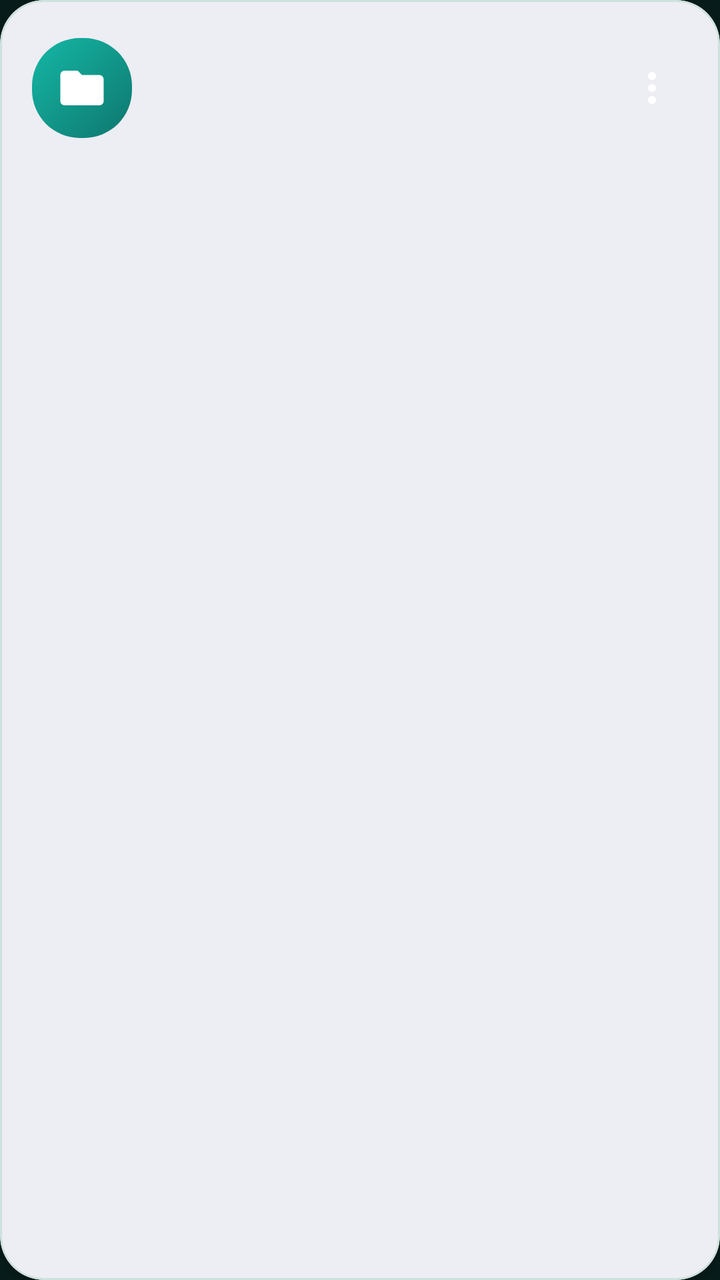
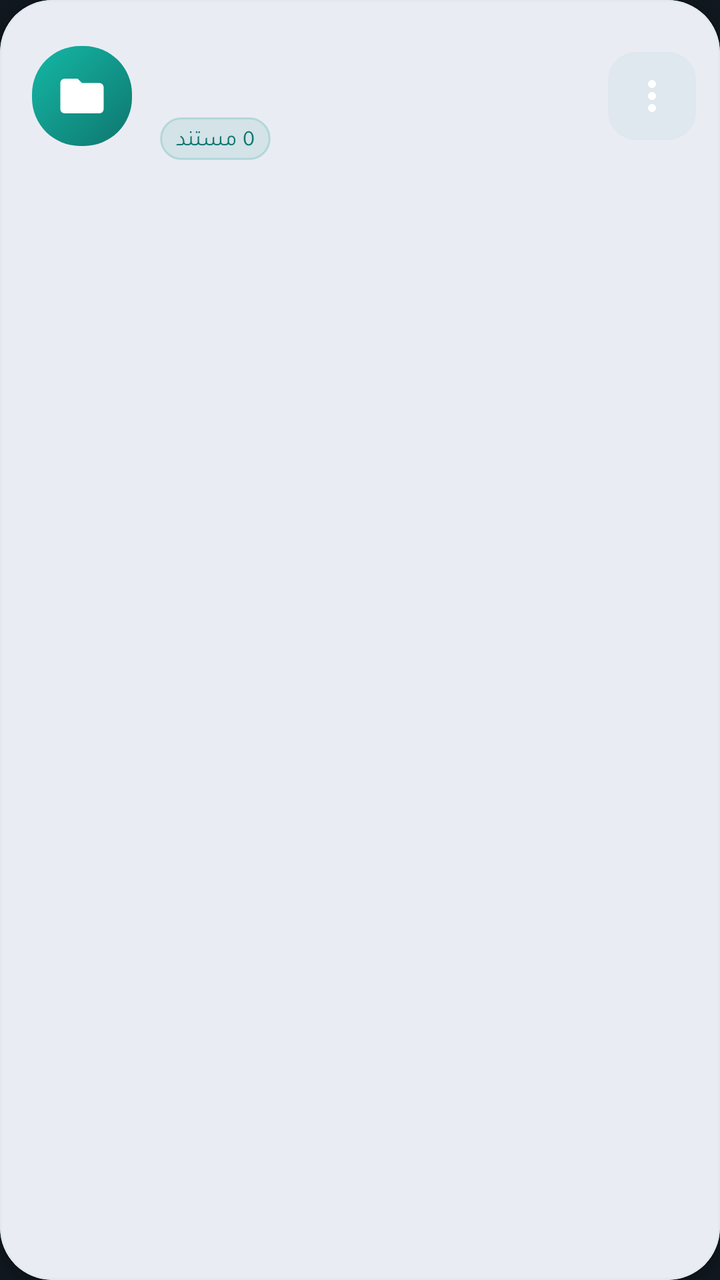

The first picture is an Android layout as it rendered before a commit; the second is the same layout after the commit. The layout source and the unified diff follow.
<!-- AndroidManifest.xml: application theme Theme.MasahHisabat -->
<!-- res/layout/item_group.xml -->
<?xml version="1.0" encoding="utf-8"?>
<com.google.android.material.card.MaterialCardView xmlns:android="http://schemas.android.com/apk/res/android"
    xmlns:app="http://schemas.android.com/apk/res-auto"
    android:id="@+id/group_card"
    android:layout_width="match_parent"
    android:layout_height="wrap_content"
    android:layout_marginStart="20dp"
    android:layout_marginEnd="20dp"
    android:layout_marginBottom="12dp"
    app:cardCornerRadius="22dp"
    app:cardElevation="2dp"
    app:strokeWidth="1dp"
    app:strokeColor="@color/day_card_stroke">

    <LinearLayout
        android:layout_width="match_parent"
        android:layout_height="wrap_content"
            android:minHeight="88dp"
        android:gravity="center_vertical"
        android:orientation="horizontal"
        android:paddingStart="16dp"
        android:paddingTop="14dp"
        android:paddingEnd="12dp"
        android:paddingBottom="14dp">

        
        <FrameLayout
            android:layout_width="50dp"
            android:layout_height="50dp"
            android:background="@drawable/group_icon_bg"
            android:layout_gravity="center_vertical">
            <ImageView
                android:id="@+id/group_icon"
                android:layout_width="26dp"
                android:layout_height="26dp"
                android:layout_gravity="center"
                android:src="@drawable/ic_folder"
                app:tint="#FFFFFF"
                android:contentDescription="@string/nav_groups" />
        </FrameLayout>

        <LinearLayout
            android:layout_width="0dp"
            android:layout_height="wrap_content"
            android:layout_weight="1"
            android:orientation="vertical"
            android:layout_marginStart="14dp">

            <LinearLayout
                android:layout_width="match_parent"
                android:layout_height="wrap_content"
                android:gravity="center_vertical"
                android:orientation="horizontal">
                <TextView
                    android:id="@+id/group_name"
                    android:layout_width="0dp"
                    android:layout_height="wrap_content"
                    android:layout_weight="1"
                    android:textSize="19sp"
                    android:singleLine="true"
                    android:includeFontPadding="false"
                    android:fontFamily="@font/tajawal_bold" />
                <ImageView
                    android:id="@+id/group_pin"
                    android:layout_width="20dp"
                    android:layout_height="20dp"
                    android:layout_marginStart="6dp"
                    android:src="@drawable/ic_pin"
                    android:visibility="gone"
                    android:contentDescription="مجموعة مثبتة" />
            </LinearLayout>

            <TextView
                android:id="@+id/group_date"
                android:layout_width="wrap_content"
                android:layout_height="wrap_content"
                android:layout_marginTop="4dp"
                android:textSize="13sp"
                android:includeFontPadding="false"
                android:fontFamily="@font/tajawal_medium"
                android:textColor="@color/day_text_secondary" />
        </LinearLayout>

        <ImageView
            android:id="@+id/group_more"
            android:layout_width="44dp"
            android:layout_height="44dp"
            android:padding="10dp"
            android:src="@drawable/ic_more"
            android:background="@drawable/nav_item_bg"
            android:foreground="?attr/selectableItemBackgroundBorderless"
            android:contentDescription="@string/edit" />
    </LinearLayout>
</com.google.android.material.card.MaterialCardView>
<!-- resources referenced by this layout -->
<resources>
  <color name="day_card_stroke">#CDE2DC</color>
  <color name="day_text_secondary">#466864</color>
  <!-- drawable group_icon_bg (drawable) -->
  <?xml version="1.0" encoding="utf-8"?>
  <shape xmlns:android="http://schemas.android.com/apk/res/android"
      android:shape="rectangle">
      <gradient
          android:angle="135"
          android:startColor="@color/primary_dark"
          android:endColor="@color/accent"
          android:type="linear" />
      <corners android:radius="24dp" />
  </shape>
  <!-- drawable ic_folder (drawable) -->
  <?xml version="1.0" encoding="utf-8"?>
  <vector xmlns:android="http://schemas.android.com/apk/res/android"
      android:width="24dp" android:height="24dp" android:viewportWidth="24" android:viewportHeight="24">
      <path android:fillColor="#FFFFFF"
          android:pathData="M10 4H4c-1.1 0-2 .9-2 2v12c0 1.1.9 2 2 2h16c1.1 0 2-.9 2-2V8c0-1.1-.9-2-2-2h-8l-2-2z"/>
  </vector>
  <!-- drawable ic_more (drawable) -->
  <?xml version="1.0" encoding="utf-8"?>
  <vector xmlns:android="http://schemas.android.com/apk/res/android"
      android:width="24dp" android:height="24dp" android:viewportWidth="24" android:viewportHeight="24">
      <path android:fillColor="#FFFFFF"
          android:pathData="M12 8c1.1 0 2-.9 2-2s-.9-2-2-2-2 .9-2 2 .9 2 2 2zm0 2c-1.1 0-2 .9-2 2s.9 2 2 2 2-.9 2-2-.9-2-2-2zm0 6c-1.1 0-2 .9-2 2s.9 2 2 2 2-.9 2-2-.9-2-2-2z"/>
  </vector>
  <!-- drawable ic_pin (drawable) -->
  <vector xmlns:android="http://schemas.android.com/apk/res/android"
      android:width="24dp"
      android:height="24dp"
      android:viewportWidth="24"
      android:viewportHeight="24">
      <path
          android:fillColor="#FF000000"
          android:pathData="M16,9L16,4L18,4L18,2L6,2L6,4L8,4L8,9L5,12L5,14L11,14L11,22L13,22L13,14L19,14L19,12L16,9ZM10,4L14,4L14,10L16.6,12L7.4,12L10,10L10,4Z" />
  </vector>
  <!-- drawable nav_item_bg (drawable) -->
  <?xml version="1.0" encoding="utf-8"?>
  <shape xmlns:android="http://schemas.android.com/apk/res/android" android:shape="rectangle">
      <solid android:color="@android:color/transparent" />
      <corners android:radius="16dp" />
  </shape>
  <string name="edit">تعديل</string>
  <string name="nav_groups">المجموعات</string>
  <color name="primary_dark">#0F766E</color>
  <color name="accent">#14B8A6</color>
  <color name="primary">#0F766E</color>
  <color name="white">#FFFFFF</color>
  <color name="primary_light">#CCFBF1</color>
  <color name="ic_bg">#06252C</color>
  <color name="night_background">#071C1A</color>
  <style name="TextStyle" parent="@android:style/Widget.TextView">
          <item name="android:fontFamily">@font/tajawal_regular</item>
      </style>
  <style name="Shape.Small" parent="ShapeAppearance.Material3.SmallComponent">
          <item name="cornerSize">12dp</item>
      </style>
  <style name="Shape.Medium" parent="ShapeAppearance.Material3.MediumComponent">
          <item name="cornerSize">16dp</item>
      </style>
  <style name="Shape.Large" parent="ShapeAppearance.Material3.LargeComponent">
          <item name="cornerSize">28dp</item>
      </style>
</resources>

<!-- the commit's change to res/layout/item_group.xml (unified diff, before → after) -->
@@ -7,15 +7,15 @@
     android:layout_marginStart="20dp"
     android:layout_marginEnd="20dp"
     android:layout_marginBottom="12dp"
-    app:cardCornerRadius="22dp"
-    app:cardElevation="2dp"
+    app:cardCornerRadius="26dp"
+    app:cardElevation="3dp"
     app:strokeWidth="1dp"
     app:strokeColor="@color/day_card_stroke">
 
     <LinearLayout
         android:layout_width="match_parent"
         android:layout_height="wrap_content"
-            android:minHeight="88dp"
+            android:minHeight="96dp"
         android:gravity="center_vertical"
         android:orientation="horizontal"
         android:paddingStart="16dp"
@@ -79,6 +79,21 @@
                 android:includeFontPadding="false"
                 android:fontFamily="@font/tajawal_medium"
                 android:textColor="@color/day_text_secondary" />
+
+            <TextView
+                android:id="@+id/group_items_count"
+                android:layout_width="wrap_content"
+                android:layout_height="wrap_content"
+                android:layout_marginTop="7dp"
+                android:background="@drawable/group_count_badge"
+                android:paddingStart="8dp"
+                android:paddingTop="3dp"
+                android:paddingEnd="8dp"
+                android:paddingBottom="3dp"
+                android:text="0 مستند"
+                android:textColor="@color/primary"
+                android:textSize="11sp"
+                android:fontFamily="@font/tajawal_bold" />
         </LinearLayout>
 
         <ImageView
@@ -87,7 +102,7 @@
             android:layout_height="44dp"
             android:padding="10dp"
             android:src="@drawable/ic_more"
-            android:background="@drawable/nav_item_bg"
+            android:background="@drawable/group_more_bg"
             android:foreground="?attr/selectableItemBackgroundBorderless"
             android:contentDescription="@string/edit" />
     </LinearLayout>
<!-- resource entries referenced after the edit -->
@@ -1,7 +1,15 @@
 <!-- resources referenced by this layout -->
 <resources>
-  <color name="day_card_stroke">#CDE2DC</color>
-  <color name="day_text_secondary">#466864</color>
+  <color name="day_card_stroke">#E2E8F0</color>
+  <color name="day_text_secondary">#64748B</color>
+  <color name="primary">#0F766E</color>
+  <!-- drawable group_count_badge (drawable) -->
+  <?xml version="1.0" encoding="utf-8"?>
+  <shape xmlns:android="http://schemas.android.com/apk/res/android" android:shape="rectangle">
+      <solid android:color="#1A0D9488" />
+      <stroke android:width="1dp" android:color="#330D9488" />
+      <corners android:radius="12dp" />
+  </shape>
   <!-- drawable group_icon_bg (drawable) -->
   <?xml version="1.0" encoding="utf-8"?>
   <shape xmlns:android="http://schemas.android.com/apk/res/android"
@@ -12,6 +20,12 @@
           android:endColor="@color/accent"
           android:type="linear" />
       <corners android:radius="24dp" />
+  </shape>
+  <!-- drawable group_more_bg (drawable) -->
+  <?xml version="1.0" encoding="utf-8"?>
+  <shape xmlns:android="http://schemas.android.com/apk/res/android" android:shape="rectangle">
+      <solid android:color="#0D0D9488" />
+      <corners android:radius="14dp" />
   </shape>
   <!-- drawable ic_folder (drawable) -->
   <?xml version="1.0" encoding="utf-8"?>
@@ -37,21 +51,14 @@
           android:fillColor="#FF000000"
           android:pathData="M16,9L16,4L18,4L18,2L6,2L6,4L8,4L8,9L5,12L5,14L11,14L11,22L13,22L13,14L19,14L19,12L16,9ZM10,4L14,4L14,10L16.6,12L7.4,12L10,10L10,4Z" />
   </vector>
-  <!-- drawable nav_item_bg (drawable) -->
-  <?xml version="1.0" encoding="utf-8"?>
-  <shape xmlns:android="http://schemas.android.com/apk/res/android" android:shape="rectangle">
-      <solid android:color="@android:color/transparent" />
-      <corners android:radius="16dp" />
-  </shape>
   <string name="edit">تعديل</string>
   <string name="nav_groups">المجموعات</string>
   <color name="primary_dark">#0F766E</color>
   <color name="accent">#14B8A6</color>
-  <color name="primary">#0F766E</color>
   <color name="white">#FFFFFF</color>
   <color name="primary_light">#CCFBF1</color>
   <color name="ic_bg">#06252C</color>
-  <color name="night_background">#071C1A</color>
+  <color name="night_background">#121820</color>
   <style name="TextStyle" parent="@android:style/Widget.TextView">
           <item name="android:fontFamily">@font/tajawal_regular</item>
       </style>
